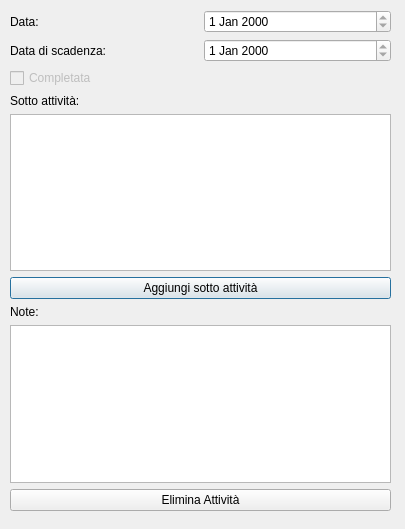
First picture: the form in activityview.ui, repository TommasoBotarelli/MyD14ry, before the edit.
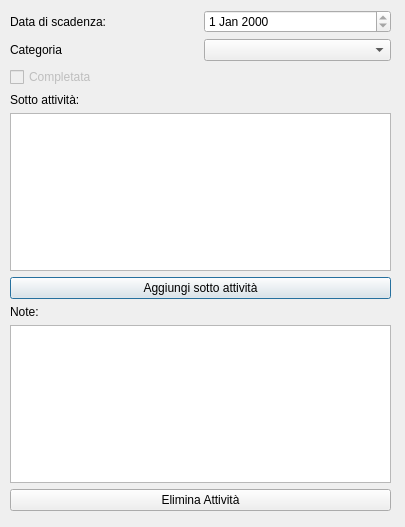
Second picture: the form after the edit.

Commit message: Rimossa data di inizio attività. aggiunti menù a tendina per le categorie di attività nei menù addactivityview e activityview.

The edit to the form file:
```diff
--- a/activityview.ui
+++ b/activityview.ui
@@ -7,7 +7,7 @@
     <x>0</x>
     <y>0</y>
     <width>405</width>
-    <height>529</height>
+    <height>527</height>
    </rect>
   </property>
   <property name="windowTitle">
@@ -25,24 +25,6 @@
    <layout class="QVBoxLayout" name="verticalLayout_3">
     <item>
      <layout class="QVBoxLayout" name="verticalLayout">
-      <item>
-       <layout class="QHBoxLayout" name="horizontalLayout">
-        <item>
-         <widget class="QLabel" name="DateLabel">
-          <property name="text">
-           <string>Data:</string>
-          </property>
-         </widget>
-        </item>
-        <item>
-         <widget class="QDateEdit" name="DateEdit">
-          <property name="readOnly">
-           <bool>true</bool>
-          </property>
-         </widget>
-        </item>
-       </layout>
-      </item>
       <item>
        <layout class="QHBoxLayout" name="horizontalLayout_2">
         <item>
@@ -61,6 +43,20 @@
         </item>
        </layout>
       </item>
+      <item>
+       <layout class="QHBoxLayout" name="horizontalLayout">
+        <item>
+         <widget class="QLabel" name="label">
+          <property name="text">
+           <string>Categoria</string>
+          </property>
+         </widget>
+        </item>
+        <item>
+         <widget class="QComboBox" name="comboBox"/>
+        </item>
+       </layout>
+      </item>
       <item>
        <widget class="QCheckBox" name="CompletedCheckBox">
         <property name="enabled">
```
The commit also changes 13 other files.
